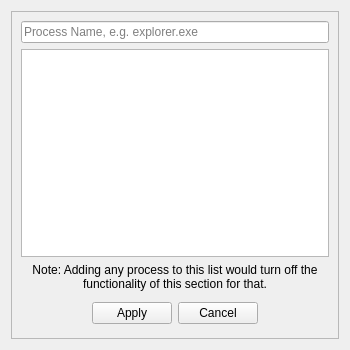
The window that UI_Files/disabled.ui (Satanarious/TranslucentFlyoutsConfig) describes before a commit, drawn with Qt 5.
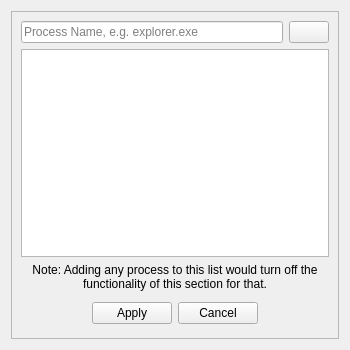
The same window after the commit.

Commit message: Add an 'Add' button to disabledList widget

Diff of the .ui file:
```diff
--- a/UI_Files/disabled.ui
+++ b/UI_Files/disabled.ui
@@ -24,6 +24,8 @@
      </property>
      <layout class="QVBoxLayout" name="verticalLayout_2">
       <item>
+       <layout class="QHBoxLayout" name="horizontalLayout">
+        <item>
        <widget class="QLineEdit" name="lineEdit">
         <property name="baseSize">
          <size>
@@ -35,6 +37,24 @@
          <string>Process Name, e.g. explorer.exe</string>
         </property>
        </widget>
+        </item>
+        <item>
+         <widget class="QPushButton" name="addButton">
+          <property name="cursor">
+           <cursorShape>PointingHandCursor</cursorShape>
+          </property>
+          <property name="text">
+           <string/>
+          </property>
+          <property name="iconSize">
+           <size>
+            <width>15</width>
+            <height>15</height>
+           </size>
+          </property>
+         </widget>
+        </item>
+       </layout>
       </item>
       <item>
        <widget class="QListWidget" name="disabledList"/>
```
Lines whose indentation alone changed are shown as unchanged. The commit also changes 7 other files.
